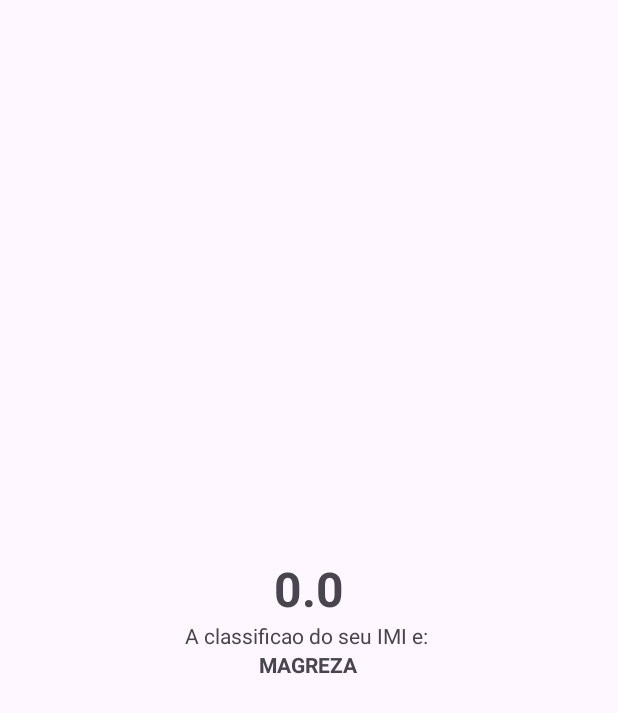
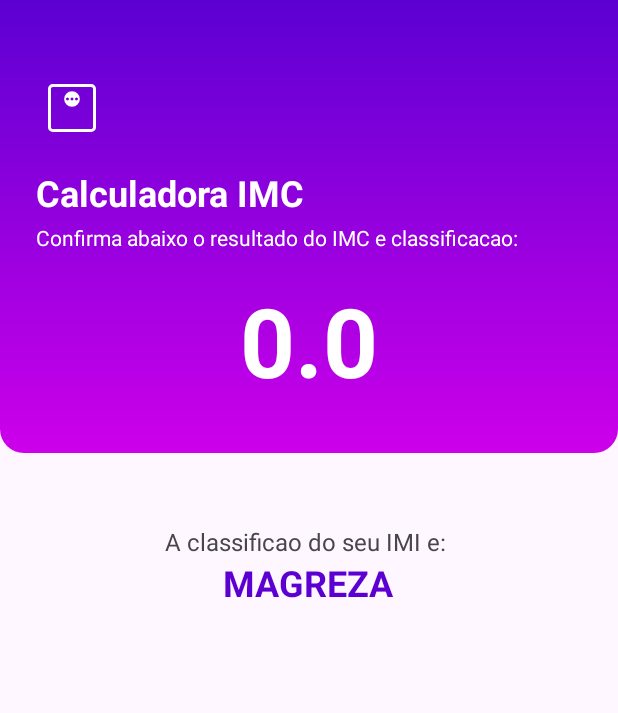
Before and after one commit to Joaopgoncalvess/calculadoraImc, an Android app: the ResultActivity screen opened directly, with no data from a screen before it, on a phone screen of 412 x 824 dp. Shown: the top 713 px of the screen. Run offline under Robolectric (Android 15) with nearby library versions, the phone set to English and light mode, and no system bars.

Commit message:
Resultado final das telas.

```diff
--- a/app/src/main/java/com/comunidadedevspace/imc/MainActivity.kt
+++ b/app/src/main/java/com/comunidadedevspace/imc/MainActivity.kt
@@ -51,7 +51,9 @@ class MainActivity : AppCompatActivity() {
                 intent.putExtra(KEY_RESULT_IMC, resultado)
                 startActivity(intent)
 
-                println("Joao acao botao" + resultado)
+                // Cores
+                // EditText background + Incone
+                //Gradiente + Incone + titulo + descricao
             }
 
         }
--- /dev/null
+++ b/app/src/main/res/drawable/gradiente_bg.xml
@@ -0,0 +1,16 @@
+<?xml version="1.0" encoding="utf-8"?>
+<shape xmlns:android="http://schemas.android.com/apk/res/android"
+    android:shape="rectangle">
+
+    <corners
+        android:topLeftRadius="0dp"
+        android:topRightRadius="0dp"
+        android:bottomLeftRadius="16dp"
+        android:bottomRightRadius="16dp" />
+
+    <gradient
+        android:startColor="@color/primary_400"
+        android:endColor="@color/primary_900"
+        android:angle="90" />
+
+</shape>
--- /dev/null
+++ b/app/src/main/res/drawable/ic_weight.xml
@@ -0,0 +1,9 @@
+<vector xmlns:android="http://schemas.android.com/apk/res/android"
+    android:width="24dp"
+    android:height="24dp"
+    android:viewportWidth="960"
+    android:viewportHeight="960">
+  <path
+      android:pathData="M480,464.62q43.85,0 74.23,-30.39 30.39,-30.38 30.39,-74.23 0,-43.85 -30.39,-74.23 -30.38,-30.39 -74.23,-30.39 -43.85,0 -74.23,30.39 -30.39,30.38 -30.39,74.23 0,43.85 30.39,74.23 30.38,30.39 74.23,30.39ZM420,380q-8,0 -14,-6t-6,-14q0,-8 6,-14t14,-6q8,0 14,6t6,14q0,8 -6,14t-14,6ZM480,380q-8,0 -14,-6t-6,-14q0,-8 6,-14t14,-6q8,0 14,6t6,14q0,8 -6,14t-14,6ZM540,380q-8,0 -14,-6t-6,-14q0,-8 6,-14t14,-6q8,0 14,6t6,14q0,8 -6,14t-14,6ZM224.62,800q-27.62,0 -46.12,-18.5Q160,763 160,735.38v-510.76q0,-27.62 18.5,-46.12Q197,160 224.62,160h510.76q27.62,0 46.12,18.5Q800,197 800,224.62v510.76q0,27.62 -18.5,46.12Q763,800 735.38,800L224.62,800ZM224.62,760h510.76q9.24,0 16.93,-7.69 7.69,-7.69 7.69,-16.93v-510.76q0,-9.24 -7.69,-16.93 -7.69,-7.69 -16.93,-7.69L224.62,200q-9.24,0 -16.93,7.69 -7.69,7.69 -7.69,16.93v510.76q0,9.24 7.69,16.93 7.69,7.69 16.93,7.69ZM200,200v560,-560Z"
+      android:fillColor="#808080"/>
+</vector>
--- /dev/null
+++ b/app/src/main/res/drawable/rounded_bg.xml
@@ -0,0 +1,5 @@
+<?xml version="1.0" encoding="utf-8"?>
+<shape xmlns:android="http://schemas.android.com/apk/res/android">
+    <solid android:color="#E8E8E8"/>
+    <corners android:radius="12dp"/>
+</shape>
--- a/app/src/main/res/layout/activity_result.xml
+++ b/app/src/main/res/layout/activity_result.xml
@@ -5,32 +5,84 @@
     android:id="@+id/main"
     android:layout_width="match_parent"
     android:layout_height="match_parent"
-    android:gravity="center"
     android:orientation="vertical"
     tools:context=".ResultActivity">
 
     <!-- Aqui vão os elementos da sua tela -->
+    <LinearLayout
+        android:id="@+id/vg_header"
+        android:layout_width="match_parent"
+        android:layout_height="wrap_content"
+        android:background="@drawable/gradiente_bg"
+        android:orientation="vertical"
+        android:paddingStart="24dp"
+        android:paddingTop="32dp"
+        android:paddingEnd="24dp"
+        android:paddingBottom="32dp">
 
+        <!-- Ícone centralizado -->
+        <ImageView
+            android:id="@+id/ic_icon"
+            android:layout_width="48dp"
+            android:layout_height="48dp"
+            android:layout_gravity="start"
+            android:layout_marginTop="16dp"
+            android:layout_marginBottom="16dp"
+            android:src="@drawable/ic_weight"
+            app:tint="@color/white" />
 
-    <TextView
-        android:id="@+id/tv_result"
-        android:textSize="32sp"
-        android:textStyle="bold"
-        android:maxLength="5"
-        android:layout_width="wrap_content"
-        android:layout_height="wrap_content"
-        tools:text="23.66" />
+        <!-- Título -->
+        <TextView
+            android:id="@+id/tv_titulo"
+            android:layout_width="wrap_content"
+            android:layout_height="wrap_content"
+            android:layout_gravity="start"
+            android:text="Calculadora IMC"
+            android:textColor="@color/white"
+            android:textSize="24sp"
+            android:textStyle="bold" />
+
+        <!-- Subtítulo -->
+        <TextView
+            android:id="@+id/tv_subtitulo"
+            android:layout_width="wrap_content"
+            android:layout_height="wrap_content"
+            android:layout_gravity="start"
+            android:layout_marginTop="4dp"
+            android:text="Confirma abaixo o resultado do IMC e classificacao:"
+            android:textColor="@color/white" />
+
+        <TextView
+            android:id="@+id/tv_result"
+            android:layout_width="wrap_content"
+            android:layout_height="wrap_content"
+            android:layout_gravity="center"
+            android:layout_marginTop="16sp"
+            android:maxLength="5"
+            android:textColor="@color/white"
+            android:textSize="64sp"
+            android:textStyle="bold"
+            tools:text="23.66" />
+
+    </LinearLayout>
+
 
     <TextView
         android:id="@+id/tv_classificacao_label"
         android:layout_width="wrap_content"
         android:layout_height="wrap_content"
-        android:text="A classificao do seu IMI e: " />
+        android:layout_gravity="center"
+        android:layout_marginTop="48dp"
+        android:text="A classificao do seu IMI e: "
+        android:textSize="16dp" />
 
     <TextView
         android:id="@+id/tv_classificacao"
         android:layout_width="wrap_content"
         android:layout_height="wrap_content"
+        android:layout_gravity="center"
+        android:textColor="@color/primary_900"
+        android:textSize="24dp"
         android:textStyle="bold"
         tools:text="NORMAL" />
 
--- a/app/src/main/res/values-night/themes.xml
+++ b/app/src/main/res/values-night/themes.xml
@@ -2,6 +2,7 @@
     <!-- Base application theme. -->
     <style name="Base.Theme.Calculadoraimc" parent="Theme.Material3.DayNight.NoActionBar">
         <!-- Customize your dark theme here. -->
-        <!-- <item name="colorPrimary">@color/my_dark_primary</item> -->
+         <item name="colorPrimary">@color/primary_400</item>
+         <item name="android:statusBarColor">@color/primary_900</item>
     </style>
 </resources>
--- a/app/src/main/res/values/colors.xml
+++ b/app/src/main/res/values/colors.xml
@@ -2,4 +2,7 @@
 <resources>
     <color name="black">#FF000000</color>
     <color name="white">#FFFFFFFF</color>
+
+    <color name="primary_400">#CD00EA</color>
+    <color name="primary_900">#5C00D2</color>
 </resources>
--- a/app/src/main/res/values/themes.xml
+++ b/app/src/main/res/values/themes.xml
@@ -2,7 +2,8 @@
     <!-- Base application theme. -->
     <style name="Base.Theme.Calculadoraimc" parent="Theme.Material3.DayNight.NoActionBar">
         <!-- Customize your light theme here. -->
-        <!-- <item name="colorPrimary">@color/my_light_primary</item> -->
+        <item name="colorPrimary">@color/primary_400</item>
+        <item name="android:statusBarColor">@color/primary_900</item>
     </style>
 
     <style name="Theme.Calculadoraimc" parent="Base.Theme.Calculadoraimc" />
```
Also changed, not shown: app/src/main/res/drawable/ic_height.xml (added, +9 -0 lines), app/src/main/res/layout/activity_main.xml (+96 -38 lines).
